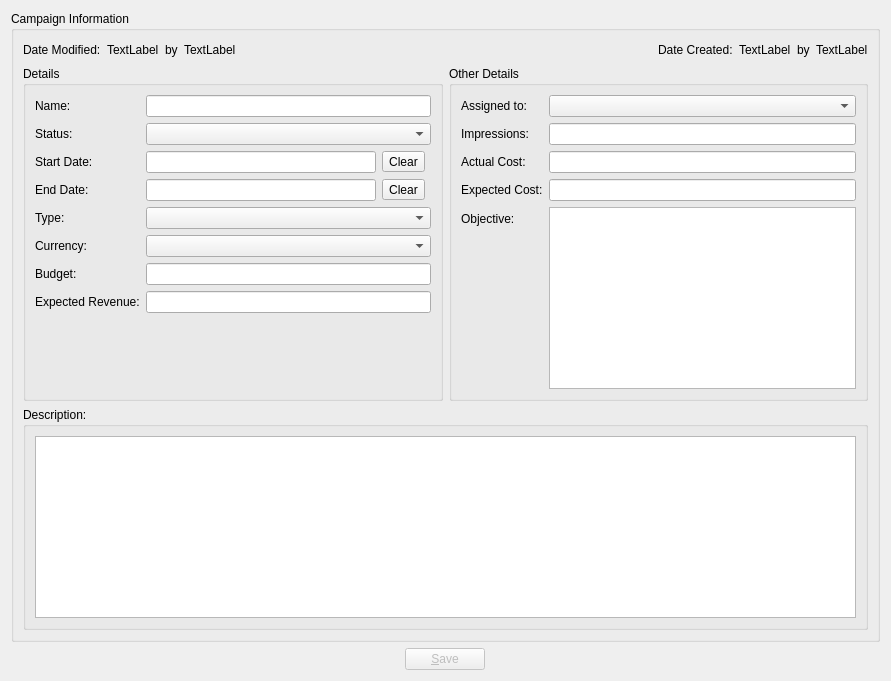
Qt form client/src/campaigndetails.ui (KDAB/FatCRM) before a commit.
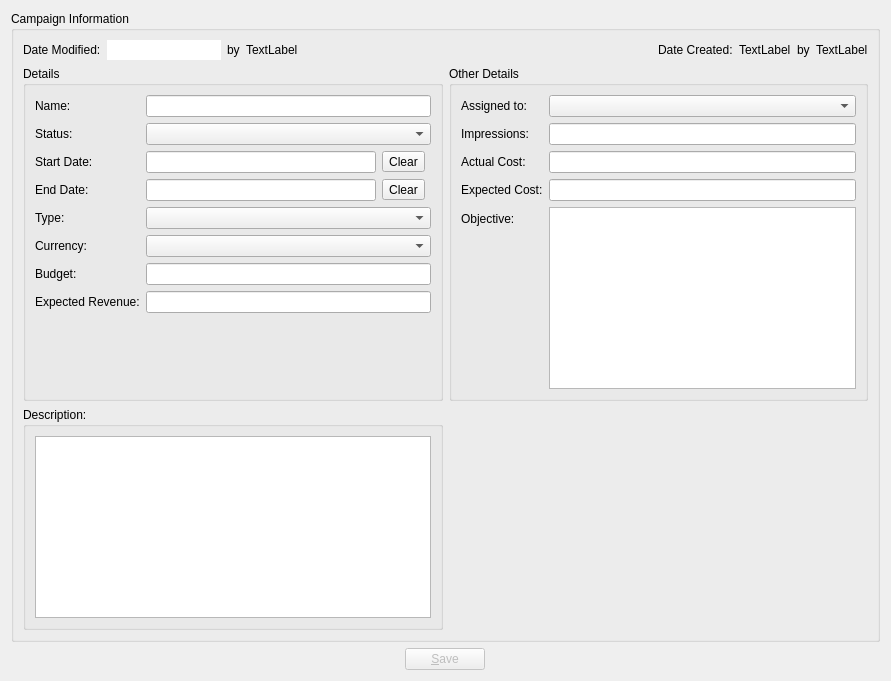
The same form after that commit.

Patch:
```diff
--- a/client/src/campaigndetails.ui
+++ b/client/src/campaigndetails.ui
@@ -66,9 +66,18 @@
          </widget>
         </item>
         <item>
-         <widget class="QLabel" name="modifiedDate">
-          <property name="text">
-           <string>TextLabel</string>
+         <widget class="QLineEdit" name="modifiedDate">
+          <property name="maximumSize">
+           <size>
+            <width>114</width>
+            <height>16777215</height>
+           </size>
+          </property>
+          <property name="frame">
+           <bool>false</bool>
+          </property>
+          <property name="readOnly">
+           <bool>true</bool>
           </property>
          </widget>
         </item>
@@ -449,7 +458,7 @@
         </layout>
        </widget>
       </item>
-      <item row="2" column="0" colspan="2">
+      <item row="2" column="0">
        <widget class="QGroupBox" name="descriptionBox">
         <property name="title">
          <string>Description:</string>
```
Left out of the diff: 2 changed lines with no effect on the pictures.
